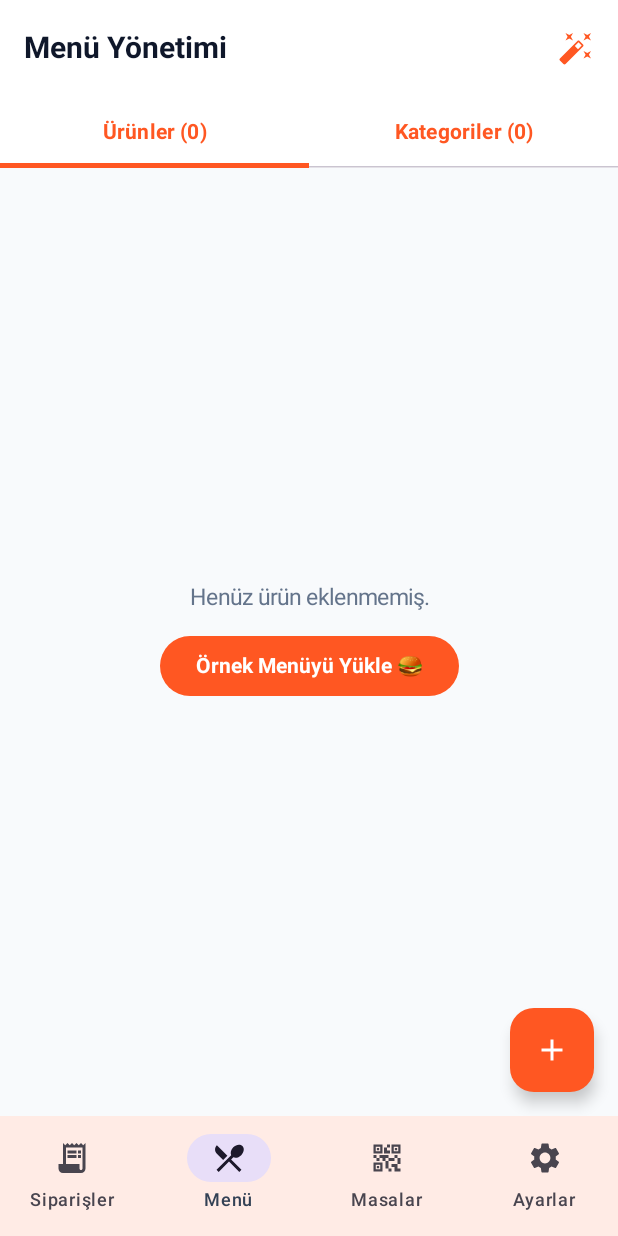
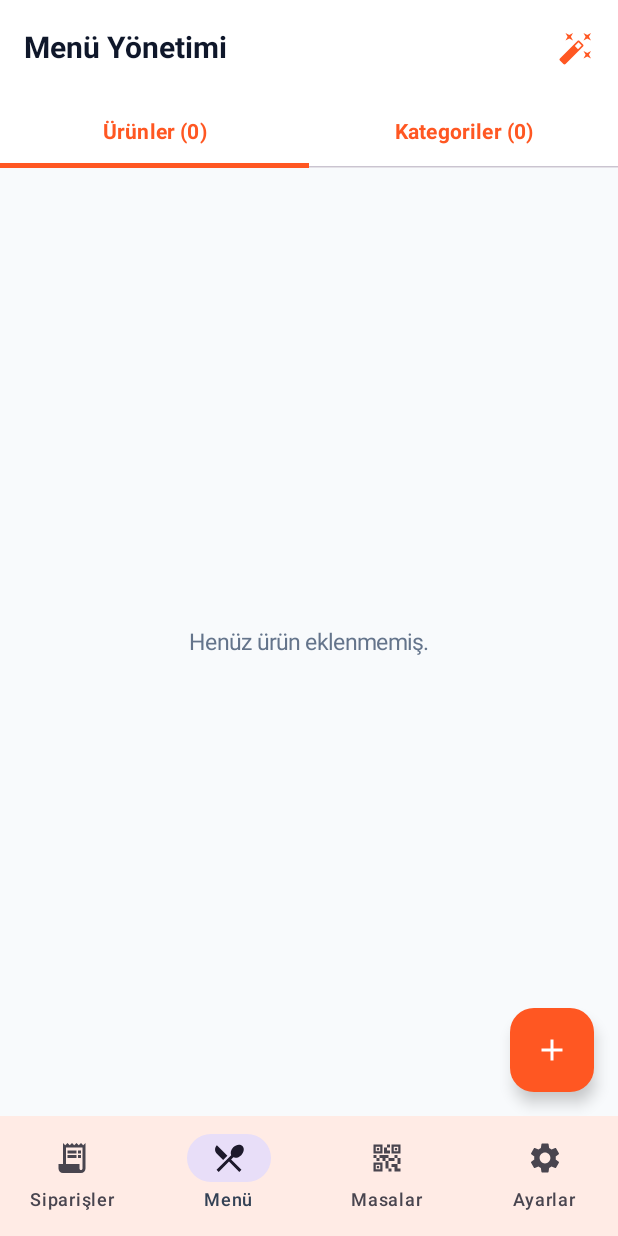
Before and after one commit to Berkay5577/sadec, an Android app built with Jetpack Compose: the composable MainScreen shown on its own in the app's theme, item 2 of the bottom bar chosen, on a phone screen of 412 x 824 dp. Run offline under Robolectric (Android 15) with nearby library versions, the light colour scheme and no system bars; our stand-ins replace Firebase (no records; nobody signed in at launch, a user with empty details on screens opened directly); pictures from the network do not load; 5 statements that could not run were skipped.

Commit message:
Remove sample seed buttons from UI

```diff
--- a/app/src/main/java/com/example/sadec/ui/screens/MenuManagementScreen.kt
+++ b/app/src/main/java/com/example/sadec/ui/screens/MenuManagementScreen.kt
@@ -91,16 +91,7 @@ fun MenuManagementScreen(
                 // PRODUCTS TAB
                 if (menuItems.isEmpty()) {
                     Box(modifier = Modifier.fillMaxSize(), contentAlignment = Alignment.Center) {
-                        Column(horizontalAlignment = Alignment.CenterHorizontally) {
-                            Text("Henüz ürün eklenmemiş.", color = Slate500)
-                            Spacer(modifier = Modifier.height(12.dp))
-                            Button(
-                                onClick = { viewModel.seedSampleMenu() },
-                                colors = ButtonDefaults.buttonColors(containerColor = OrangePrimary)
-                            ) {
-                                Text("Örnek Menüyü Yükle 🍔")
-                            }
-                        }
+                        Text("Henüz ürün eklenmemiş.", color = Slate500)
                     }
                 } else {
                     LazyColumn(
--- a/app/src/main/java/com/example/sadec/ui/screens/OrdersScreen.kt
+++ b/app/src/main/java/com/example/sadec/ui/screens/OrdersScreen.kt
@@ -116,14 +116,6 @@ fun OrdersScreen(
                             color = Slate500,
                             modifier = Modifier.padding(top = 4.dp)
                         )
-
-                        Spacer(modifier = Modifier.height(20.dp))
-                        Button(
-                            onClick = { viewModel.seedSampleMenu() },
-                            colors = ButtonDefaults.buttonColors(containerColor = OrangePrimary)
-                        ) {
-                            Text("Örnek Menü & Masaları Yükle 🍔")
-                        }
                     }
                 }
             } else {
```
